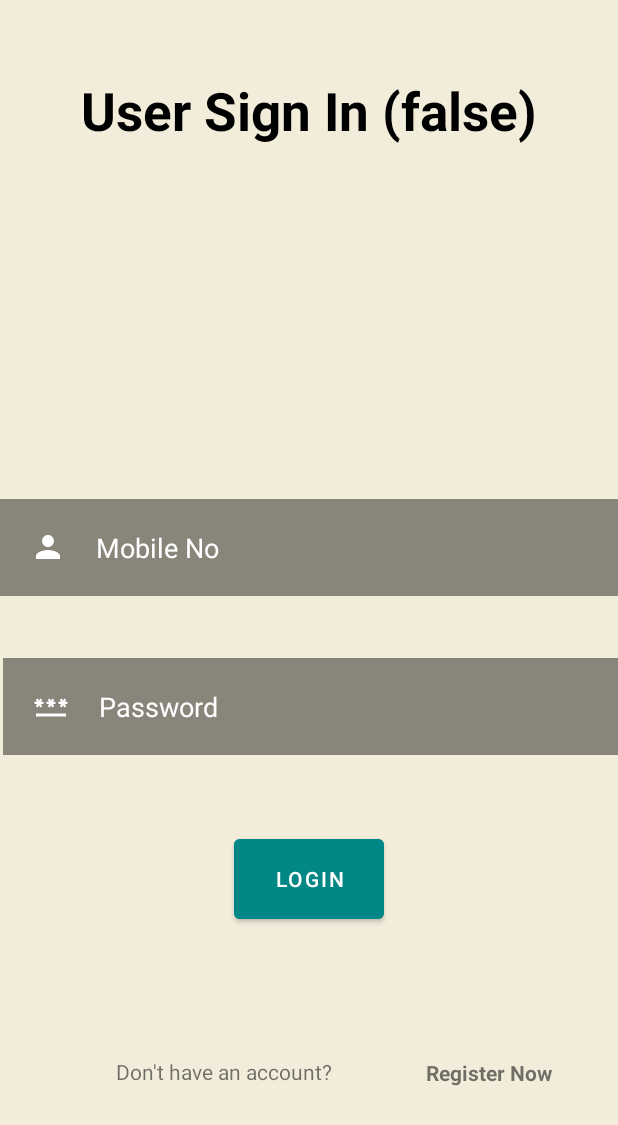
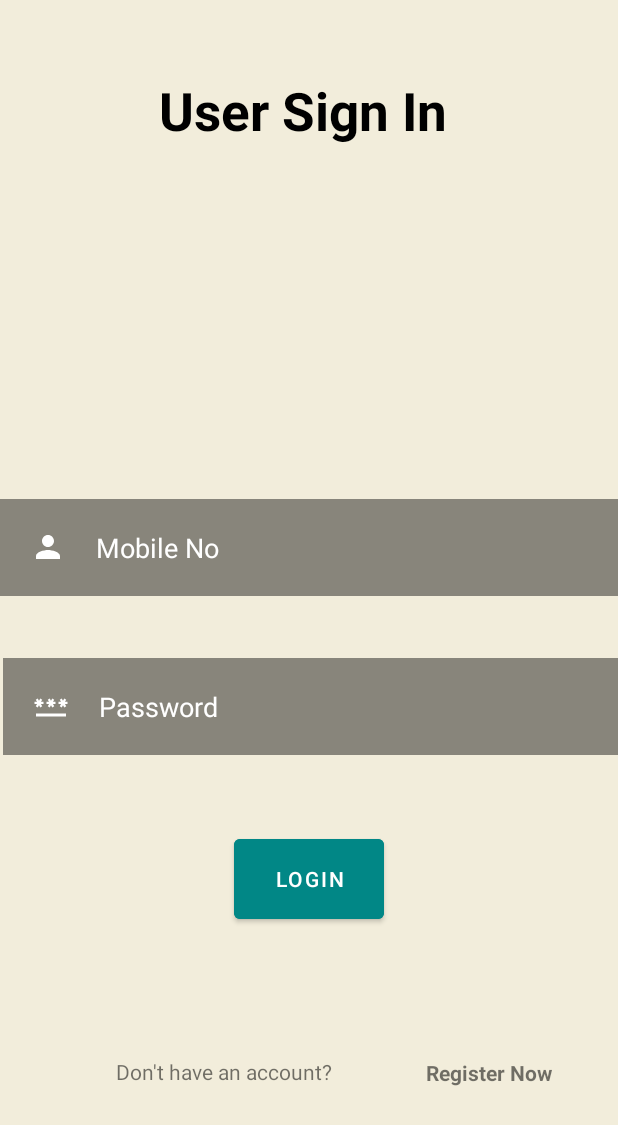
Before and after one commit to Froood/KBG_FYP, an Android app: the MainActivity screen opened directly, with no data from a screen before it, on a phone screen of 412 x 824 dp. Shown: the top 1125 px of the screen. Run offline under Robolectric (Android 15) with nearby library versions, the phone set to English and light mode, and no system bars; our stand-ins replace Firebase (no records; nobody signed in at launch, a user with empty details on screens opened directly).

Commit message:
macbook timeline

```diff
--- a/app/src/main/res/layout/activity_main.xml
+++ b/app/src/main/res/layout/activity_main.xml
@@ -16,7 +16,7 @@
         android:layout_marginEnd="50dp"
         android:layout_marginBottom="50dp"
         android:gravity="center"
-        android:text="User Sign In (false)"
+        android:text="User Sign In "
         android:textColor="@color/black"
         android:textSize="35dp"
         android:textStyle="bold" />
```
